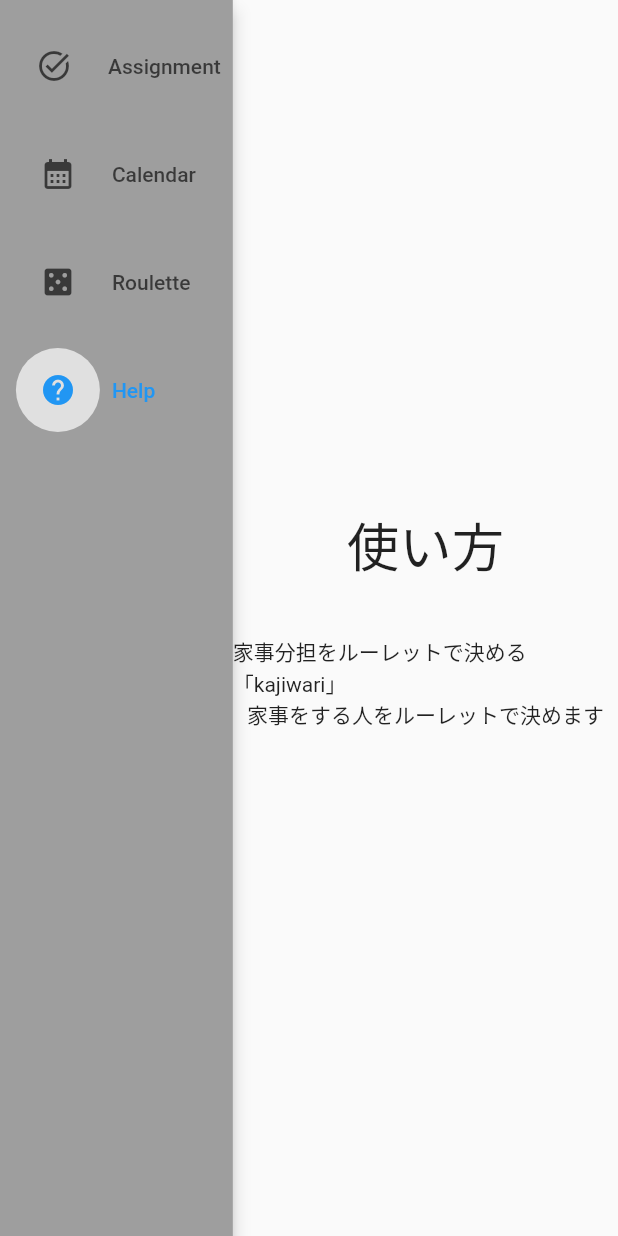
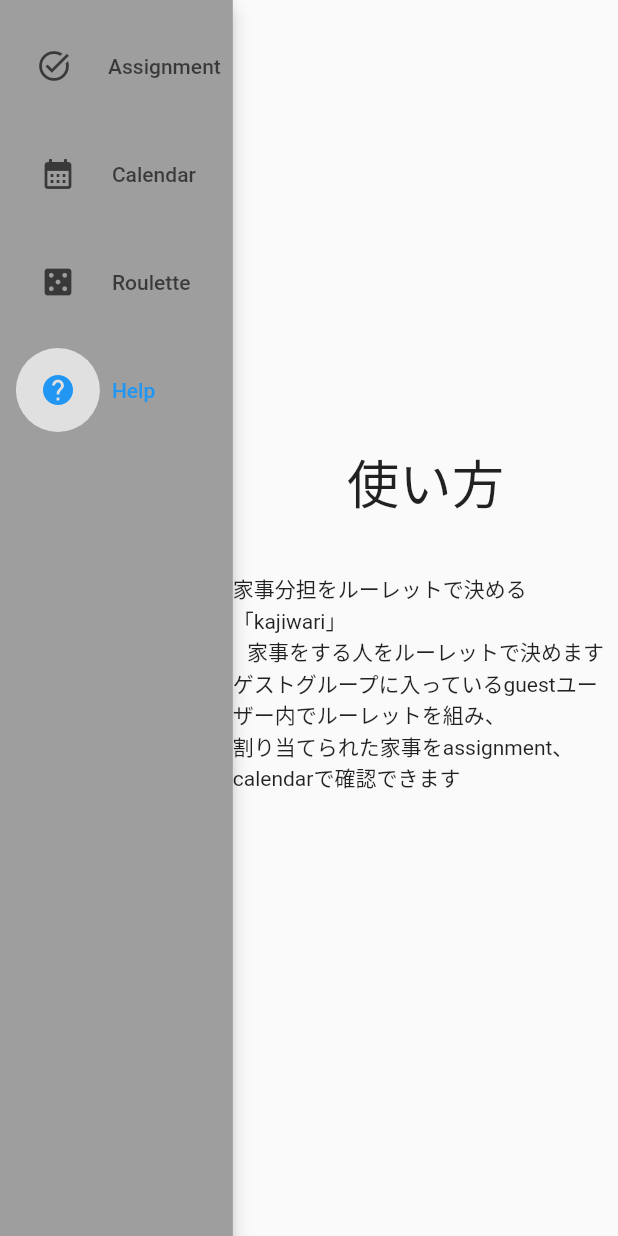
Before and after one commit to greenforest2520/kajiwari, a Flutter app: the MyWidget screen opened directly, after a tap on "Calendar", after a tap on "Roulette", after a tap on "Help", on a phone screen of 412 x 824 dp. Run offline on Flutter 3.47's test engine with Material 2 defaults, Android fonts, the phone set to English and light mode, and no system bars; our stand-ins replace cloud_firestore, firebase_auth, firebase_core, shared_preferences, table_calendar; missing offline and left inert: dart:html, roulette; accounts and stored records are empty; network calls fail; statements that could not run were skipped.

Commit message:
てきすとついか

```diff
--- a/lib/help_page.dart
+++ b/lib/help_page.dart
@@ -26,6 +26,8 @@ class HelpPage extends StatelessWidget {
             ),
             Text("家事分担をルーレットで決める「kajiwari」"),
             Text("家事をする人をルーレットで決めます"),
+            Text("ゲストグループに入っているguestユーザー内でルーレットを組み、"),
+            Text("割り当てられた家事をassignment、calendarで確認できます")
             // Text("家事をルーレットで決めずに率先して登録した場合"),
             // Text("そのアカウントに「率先チケット」が与えられます"),
             // Text("そのチケットが3枚溜まるとひとつの家事をスキップできます!")
```
